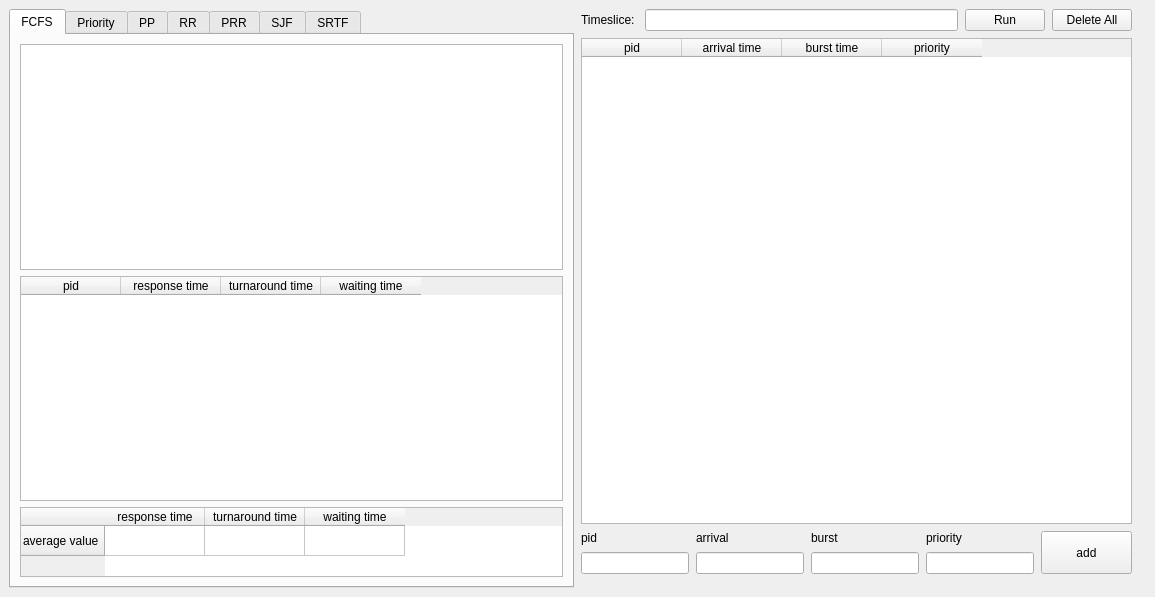
The window that mainwindow.ui (jseop-lim/cpu-scheduling-simulator-python) describes before a commit, drawn with Qt 5.
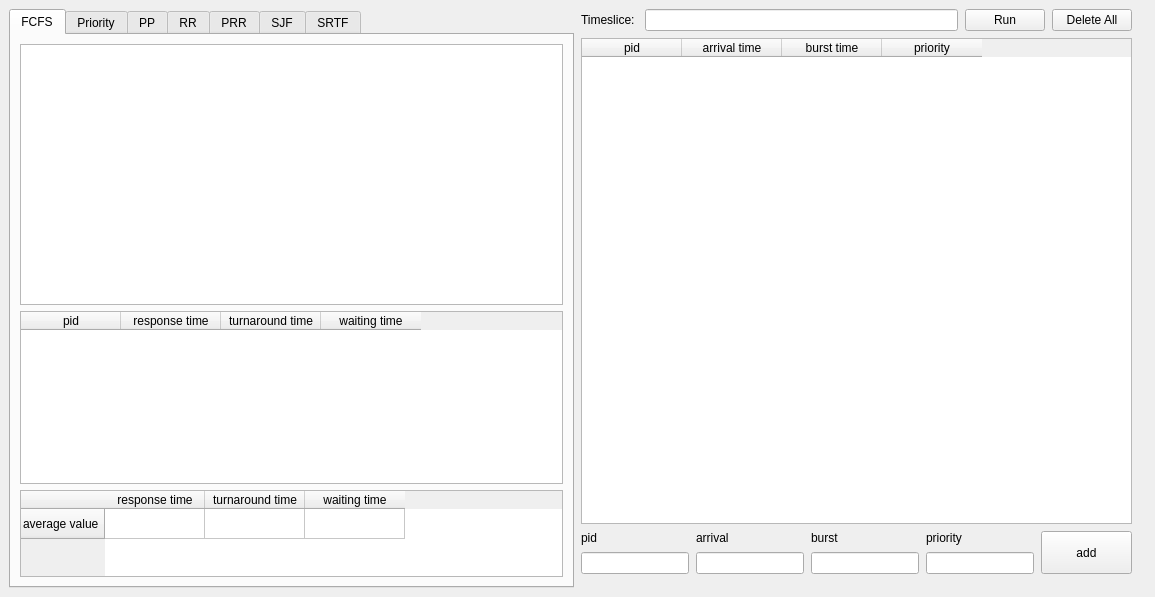
The same window after the commit.

Commit message: Fix: 평균시간 위젯 최대 크기 조절

Diff of the .ui file:
```diff
--- a/mainwindow.ui
+++ b/mainwindow.ui
@@ -56,10 +56,29 @@
        </attribute>
        <layout class="QVBoxLayout" name="verticalLayout_2">
         <item>
-         <widget class="QGraphicsView" name="gantt_fcfs"/>
+         <widget class="QGraphicsView" name="gantt_fcfs">
+          <property name="sizePolicy">
+           <sizepolicy hsizetype="Expanding" vsizetype="Expanding">
+            <horstretch>0</horstretch>
+            <verstretch>3</verstretch>
+           </sizepolicy>
+          </property>
+          <property name="minimumSize">
+           <size>
+            <width>0</width>
+            <height>0</height>
+           </size>
+          </property>
+         </widget>
         </item>
         <item>
          <widget class="QTableWidget" name="results_fcfs">
+          <property name="sizePolicy">
+           <sizepolicy hsizetype="Expanding" vsizetype="Expanding">
+            <horstretch>0</horstretch>
+            <verstretch>2</verstretch>
+           </sizepolicy>
+          </property>
           <property name="maximumSize">
            <size>
             <width>16777215</width>
@@ -90,10 +109,16 @@
         </item>
         <item>
          <widget class="QTableWidget" name="avg_fcfs">
+          <property name="sizePolicy">
+           <sizepolicy hsizetype="Expanding" vsizetype="Expanding">
+            <horstretch>0</horstretch>
+            <verstretch>1</verstretch>
+           </sizepolicy>
+          </property>
           <property name="maximumSize">
            <size>
             <width>16777215</width>
-            <height>70</height>
+            <height>16777215</height>
            </size>
           </property>
           <row>
```
Left out of the diff: 135 changed lines with no effect on the pictures.
